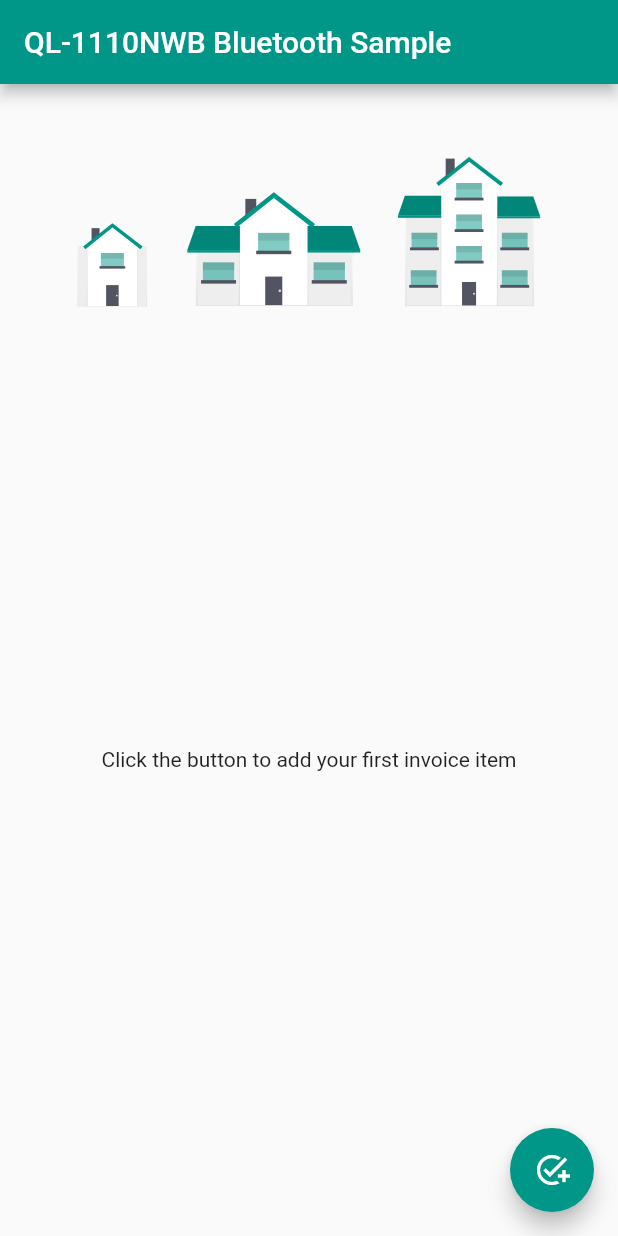
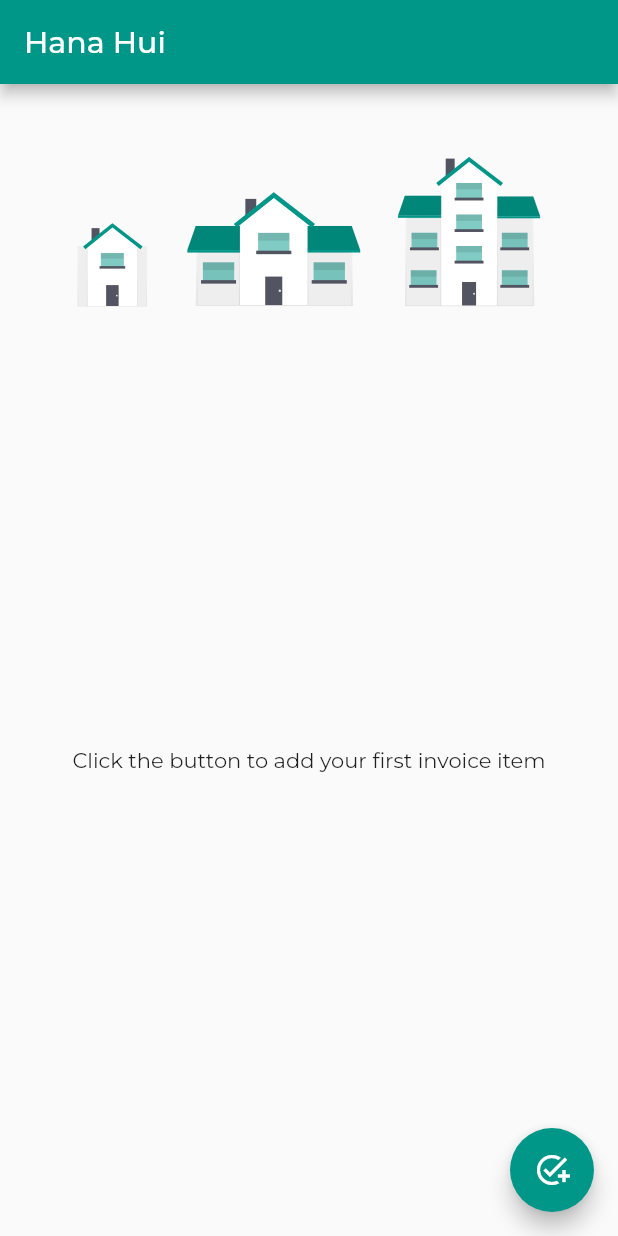
Before and after one commit to craklyn/2022-mini-hackathon-6, a Flutter app: the QlBluetoothPrintPage screen opened directly, on a phone screen of 412 x 824 dp. Run offline on Flutter 3.47's test engine with Material 2 defaults, Android fonts, the phone set to English and light mode, and no system bars; drawn by our look-alikes of flutter_speed_dial; our stand-ins replace flutter_riverpod, flutter_svg, fluttertoast, get, google_fonts, lottie and 2 more; missing offline and left inert: another_brother, another_quickbooks, flutter_pdfview; statements that could not run were skipped.

Commit message:
adjusts font on main screen

```diff
--- a/lib/constants.dart
+++ b/lib/constants.dart
@@ -1,3 +1,9 @@
+import 'package:flutter/cupertino.dart';
+import 'package:flutter/material.dart';
+import 'package:google_fonts/google_fonts.dart';
+
 class Constants {
   static const String appName = 'Hana Hui';
+
+  static TextStyle header = GoogleFonts.montserrat(textStyle: const TextStyle(color: Colors.white, fontWeight: FontWeight.w500));
 }
--- a/lib/q_b_web_view.dart
+++ b/lib/q_b_web_view.dart
@@ -1,3 +1,4 @@
+import 'package:demo_another_brother_prime/constants.dart';
 import 'package:demo_another_brother_prime/models/quickbooks_api.dart';
 import 'package:demo_another_brother_prime/providers.dart';
 import 'package:demo_another_brother_prime/ql_bluetooth_print_page.dart';
@@ -27,7 +28,7 @@ class QBWebView extends ConsumerWidget {
 
           Navigator.of(context).pushReplacement(MaterialPageRoute(
               builder: (context) => const QlBluetoothPrintPage(
-                  title: 'QL-1110NWB Bluetooth Sample')));
+                  title: Constants.appName)));
           return NavigationDecision.prevent;
         }
         debugPrint('allowing navigation to $request');
--- a/lib/ql_bluetooth_print_page.dart
+++ b/lib/ql_bluetooth_print_page.dart
@@ -15,6 +15,7 @@ import 'package:flutter_speed_dial/flutter_speed_dial.dart';
 import 'package:flutter_svg/flutter_svg.dart';
 import 'package:fluttertoast/fluttertoast.dart';
 import 'package:get/get.dart';
+import 'package:google_fonts/google_fonts.dart';
 
 class QlBluetoothPrintPage extends ConsumerStatefulWidget {
   const QlBluetoothPrintPage({Key? key, required this.title}) : super(key: key);
@@ -148,7 +149,7 @@ class QlBluetoothPrintPageState extends ConsumerState<QlBluetoothPrintPage> {
 
         title: Text(
           widget.title,
-          style: const TextStyle(color: Colors.white),
+          style: Constants.header,
         ),
       ),
       body: Padding(
@@ -162,9 +163,9 @@ class QlBluetoothPrintPageState extends ConsumerState<QlBluetoothPrintPage> {
             ),
             Expanded(
               child: (isEmpty)
-                  ? const Center(
+                  ? Center(
                       child: Text(
-                          'Click the button to add your first invoice item'))
+                          'Click the button to add your first invoice item', style: GoogleFonts.montserrat(),))
                   : ListView(
                       shrinkWrap: true,
                       padding: const EdgeInsets.symmetric(vertical: 8.0),
--- a/pubspec.yaml
+++ b/pubspec.yaml
@@ -39,6 +39,7 @@ dependencies:
   fluttertoast: ^8.0.9
   flutter_speed_dial: ^6.0.0
   get: ^4.6.5
+  google_fonts: ^3.0.1
   lottie: ^1.3.0
   path_provider: ^2.0.10
   permission_handler: ^9.2.0
```
Also changed, not shown: 1 other file.
